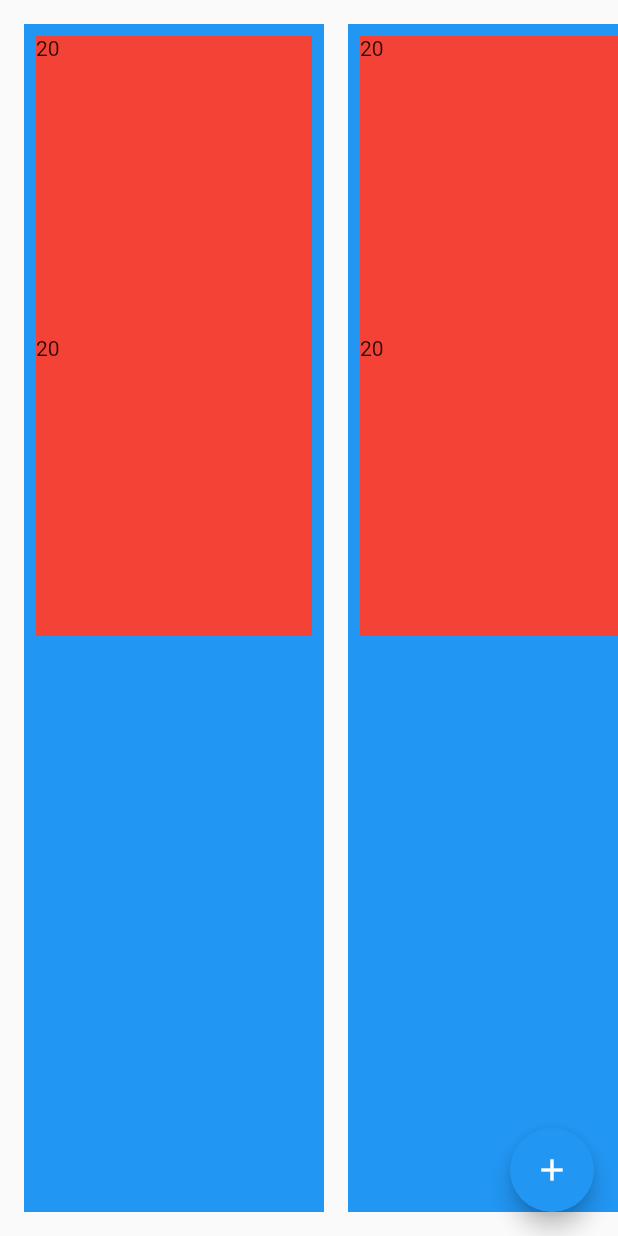
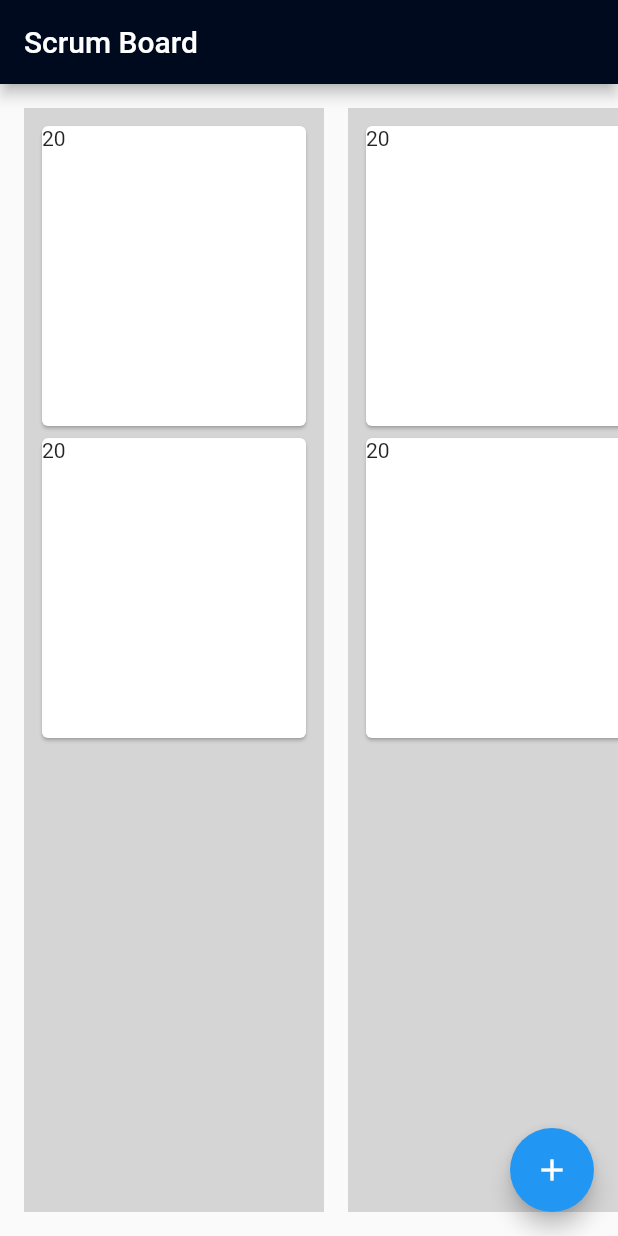
Before and after one commit to DanielVuust/ScrumBoard, a Flutter app: the screen it shows after launch, on a phone screen of 412 x 824 dp. Run offline on Flutter 3.47's test engine with Material 2 defaults, Android fonts, the phone set to English and light mode, and no system bars.

Commit message:
Style changes

```diff
--- a/lib/components/app_theme.dart
+++ b/lib/components/app_theme.dart
@@ -1,7 +1,8 @@
 import 'package:flutter/material.dart';
-import 'package:google_fonts/google_fonts.dart';
 
 var appTheme = ThemeData(
-  brightness: Brightness.light,
-  // textTheme: GoogleFonts.montserratTextTheme(theme.textTheme);
-);
+    brightness: Brightness.light,
+    primaryColor: const Color(0xFF000A1F),
+    appBarTheme: const AppBarTheme(color: Color(0xFF000A1F))
+    // textTheme: GoogleFonts.montserratTextTheme(theme.textTheme);
+    );
--- a/lib/components/scrum_board/scrum_board.dart
+++ b/lib/components/scrum_board/scrum_board.dart
@@ -1,6 +1,6 @@
 import 'package:flutter/material.dart';
-import 'package:scrumboard/components/scrum_board/scrum_board_column.dart';
-import 'package:flutter/material.dart';
+import 'package:scrumboard/Components/scrum_board/scrum_board_column.dart';
+import 'package:scrumboard/main.dart';
 
 class ScrumBoard extends StatelessWidget {
   const ScrumBoard({super.key});
@@ -8,6 +8,9 @@ class ScrumBoard extends StatelessWidget {
   @override
   Widget build(BuildContext context) {
     return Scaffold(
+      appBar: AppBar(
+        title: const Text("Scrum Board"),
+      ),
       body: ListView(
         scrollDirection: Axis.horizontal,
         padding: const EdgeInsets.all(8),
--- a/lib/components/scrum_board/scrum_board_column.dart
+++ b/lib/components/scrum_board/scrum_board_column.dart
@@ -1,10 +1,6 @@
-// ignore_for_file: unnecessary_new
-
 import 'dart:math';
 
 import 'package:flutter/material.dart';
-import 'package:flutter/src/widgets/framework.dart';
-import 'package:flutter/src/widgets/placeholder.dart';
 
 import 'scrum_board_work_item.dart';
 
@@ -22,18 +18,30 @@ class _ScrumBoardColumnState extends State<ScrumBoardColumn> {
       (index) => ScrumBoardWorkItem(
             id: Random().nextInt(100),
           ));
+  Color color = const Color.fromARGB(255, 213, 213, 213);
 
   @override
   Widget build(BuildContext context) {
+    print("here2");
     return Container(
       padding: EdgeInsets.all(8),
       child: DragTarget<int>(
+          onWillAccept: (data) {
+            setState(() {
+              color = Color.fromARGB(255, 182, 182, 182);
+            });
+            return true;
+          },
           onAccept: (data) => {
                 print("Dragged to ${widget.header}"),
+                color = const Color.fromARGB(255, 213, 213, 213),
               },
+          onLeave: (data) => setState(() {
+                color = const Color.fromARGB(255, 213, 213, 213);
+              }),
           builder: (context, _, __) => Container(
               padding: EdgeInsets.all(8),
-              color: Colors.blue,
+              color: color,
               width: 200,
               child: ListView.builder(
                 shrinkWrap: true,
--- a/lib/components/scrum_board/scrum_board_work_item.dart
+++ b/lib/components/scrum_board/scrum_board_work_item.dart
@@ -1,26 +1,33 @@
+import 'dart:math';
+
 import 'package:flutter/material.dart';
 
 class ScrumBoardWorkItem extends StatelessWidget {
   final int id;
-
   const ScrumBoardWorkItem({super.key, required this.id});
 
   @override
   Widget build(BuildContext context) {
+    //TODO Remove description.
+    String description = "Description for workitem ${id}";
     return Draggable<int>(
       onDragCompleted: () => {print("Dragged item $id")},
       data: id,
-      feedback: DecoratedBox(
-        decoration: BoxDecoration(color: Colors.yellow),
+      feedback: Card(
+        // decoration: BoxDecoration(color: Colors.yellow),
+        surfaceTintColor: Colors.blue,
         child: SizedBox(
-          height: 200,
-          width: 200,
-          child: Text(id.toString()),
+          child: Text(
+            id.toString(),
+            textAlign: TextAlign.left,
+            textScaleFactor: 2,
+          ),
         ),
       ),
       childWhenDragging: null,
-      child: DecoratedBox(
-        decoration: BoxDecoration(color: Colors.red),
+      child: Card(
+        // decoration: BoxDecoration(color: Colors.yellow),
+        surfaceTintColor: Colors.blue,
         child: SizedBox(
           height: 200,
           width: 200,
--- a/lib/main.dart
+++ b/lib/main.dart
@@ -1,5 +1,4 @@
 import 'package:flutter/material.dart';
-import 'package:scrumboard/src/shared/providers/theme.dart';
 
 import 'components/app_theme.dart';
 import 'components/app_routes.dart';
@@ -9,11 +8,6 @@ void main() {
   runApp(const App());
 }
 
-/// We are using a StatefulWidget such that we only create the [Future] once,
-/// no matter how many times our widget rebuild.
-/// If we used a [StatelessWidget], in the event where [App] is rebuilt, that
-/// would re-initialize FlutterFire and make our application re-enter loading state,
-/// which is undesired.
 class App extends StatefulWidget {
   const App({super.key});
 
@@ -22,36 +16,8 @@ class App extends StatefulWidget {
 }
 
 class _AppState extends State<App> {
-  final settings = ValueNotifier(ThemeSettings(
-    sourceColor: Colors.pink,
-    themeMode: ThemeMode.system,
-  ));
   @override
   Widget build(BuildContext context) {
-    // return Container(child: DynamicColorBuilder(
-    //    builder: (lightDynamic, darkDynamic) => ThemeProvider(
-    //        lightDynamic: lightDynamic,
-    //        darkDynamic: darkDynamic,
-    //        settings: settings,
-    //        child: NotificationListener<ThemeSettingChange>(
-    //          onNotification: (notification) {
-    //            settings.value = notification.settings;
-    //            return true;
-    //          },
-    //          child: ValueListenableBuilder<ThemeSettings>(
-    //            valueListenable: settings,
-    //            builder: (context, value, _) {
-    //              final theme = ThemeProvider.of(context); // Add this line
-    //              return MaterialApp.router(
-    //                debugShowCheckedModeBanner: false,
-    //                title: 'Flutter Demo',
-    //                theme: theme.light(settings.value.sourceColor), // Add this line
-    //                routeInformationParser: appRouter.routeInformationParser,
-    //                routerDelegate: appRouter.routerDelegate,
-    //              );
-    //            },
-    //          ),
-    //        )),,)
     return FutureBuilder(
       // Initialize FlutterFire:
       builder: (context, snapshot) {
@@ -60,10 +26,7 @@ class _AppState extends State<App> {
           return const Text('error');
         }
 
-        return MaterialApp(
-          routes: appRoutes,
-          theme: appTheme,
-        );
+        return MaterialApp(routes: appRoutes, theme: appTheme);
       },
     );
   }
--- a/pubspec.yaml
+++ b/pubspec.yaml
@@ -35,7 +35,6 @@ dependencies:
   # The following adds the Cupertino Icons font to your application.
   # Use with the CupertinoIcons class for iOS style icons.
   cupertino_icons: ^1.0.2
-  google_fonts: ^4.0.1
 
 dev_dependencies:
   flutter_test:
```
Also changed, not shown: pubspec.lock, 1 other file.
